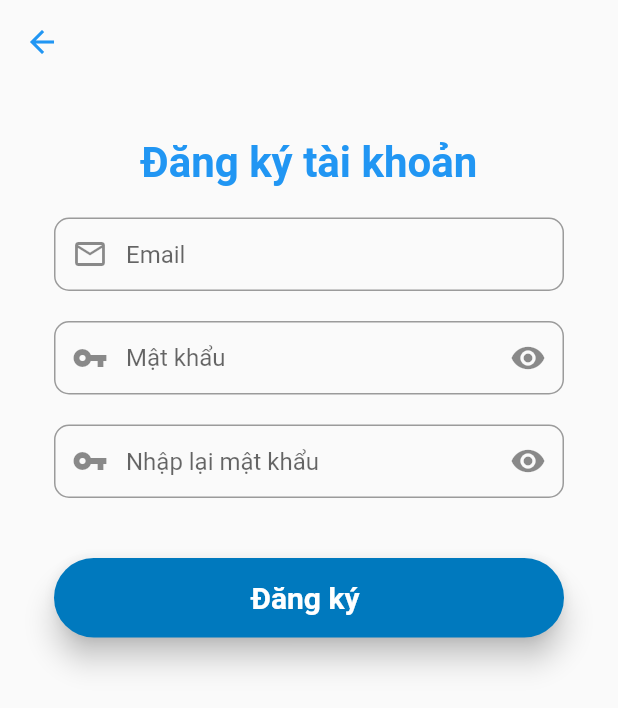
After one commit to rkhang7/trellis_mobile_app, a Flutter app: the SignUpPage screen opened by its route, on a phone screen of 412 x 824 dp. The commit adds this screen. Shown: the top 708 px of the screen. Run offline on Flutter 3.47's test engine with Material 2 defaults, Android fonts, the phone set to English and light mode, and no system bars; our stand-ins replace email_validator, firebase_auth, firebase_core, flutter_easyloading, flutter_secure_storage, flutter_speed_dial and 6 more; accounts and stored records are empty.

Commit message:
Feat: create sign up UI

```diff
--- /dev/null
+++ b/lib/modules/sign_in/binding/sign_in_binding.dart
@@ -0,0 +1,9 @@
+import 'package:get/get.dart';
+import 'package:trellis_mobile_app/modules/sign_in/controller/sign_in_controller.dart';
+
+class SignInBinding extends Bindings {
+  @override
+  void dependencies() {
+    Get.lazyPut(() => SignInController());
+  }
+}
--- /dev/null
+++ b/lib/modules/sign_in/controller/sign_in_controller.dart
@@ -0,0 +1,3 @@
+import 'package:get/get.dart';
+
+class SignInController extends GetxController {}
--- /dev/null
+++ b/lib/modules/sign_in/view/sign_in_page.dart
@@ -0,0 +1,10 @@
+import 'package:flutter/material.dart';
+
+class SignIn extends StatelessWidget {
+  const SignIn({Key? key}) : super(key: key);
+
+  @override
+  Widget build(BuildContext context) {
+    return Container();
+  }
+}
--- /dev/null
+++ b/lib/modules/sign_up/binding/sign_up_binding.dart
@@ -0,0 +1,9 @@
+import 'package:get/get.dart';
+import 'package:trellis_mobile_app/modules/sign_up/controller/sign_up_controller.dart';
+
+class SignUpBinding extends Bindings {
+  @override
+  void dependencies() {
+    Get.lazyPut(() => SignUpController());
+  }
+}
--- /dev/null
+++ b/lib/modules/sign_up/controller/sign_up_controller.dart
@@ -0,0 +1,11 @@
+import 'package:flutter/material.dart';
+import 'package:get/get.dart';
+
+class SignUpController extends GetxController {
+  var formKey = GlobalKey<FormState>();
+  var emailController = TextEditingController();
+  var passwordController = TextEditingController();
+  var confirmPasswordController = TextEditingController();
+  var isObscurePassword = true.obs;
+  var isObscureConfirmPassword = true.obs;
+}
--- /dev/null
+++ b/lib/modules/sign_up/view/sign_up_page.dart
@@ -0,0 +1,184 @@
+import 'package:email_validator/email_validator.dart';
+import 'package:flutter/material.dart';
+import 'package:flutter_vector_icons/flutter_vector_icons.dart';
+import 'package:get/get.dart';
+import 'package:trellis_mobile_app/modules/sign_up/controller/sign_up_controller.dart';
+import 'package:trellis_mobile_app/utils/constants.dart';
+import 'package:trellis_mobile_app/utils/widget/auth_button.dart';
+
+class SignUpPage extends StatelessWidget {
+  SignUpPage({Key? key}) : super(key: key);
+  final signUpUpController = Get.find<SignUpController>();
+  @override
+  Widget build(BuildContext context) {
+    return SafeArea(
+      child: Scaffold(
+        appBar: AppBar(
+          elevation: 0,
+          backgroundColor: Colors.transparent,
+          leading: IconButton(
+            color: Colors.blue,
+            onPressed: () {
+              Get.back();
+            },
+            icon: const Icon(Icons.arrow_back),
+          ),
+        ),
+        body: Form(
+          key: signUpUpController.formKey,
+          child: SingleChildScrollView(
+            child: Container(
+              padding: const EdgeInsets.all(36),
+              width: Get.width,
+              child: Column(
+                crossAxisAlignment: CrossAxisAlignment.center,
+                mainAxisAlignment: MainAxisAlignment.center,
+                children: [
+                  const Text(
+                    signUpAccount,
+                    style: TextStyle(
+                      color: Colors.blue,
+                      fontSize: 28,
+                      fontWeight: FontWeight.bold,
+                    ),
+                  ),
+                  const SizedBox(height: 20),
+                  _buildEmailField(signUpUpController.emailController),
+                  const SizedBox(height: 20),
+                  Obx(
+                    () => _buildPasswordField(
+                        signUpUpController.passwordController),
+                  ),
+                  const SizedBox(height: 20),
+                  Obx(
+                    () => _buildConfirmPasswordField(
+                        signUpUpController.confirmPasswordController),
+                  ),
+                  const SizedBox(height: 40),
+                  AuthButton(
+                      text: signUp,
+                      onClick: () {
+                        _signUp();
+                      })
+                ],
+              ),
+            ),
+          ),
+        ),
+      ),
+    );
+  }
+
+  _buildEmailField(TextEditingController controller) {
+    return TextFormField(
+      autofocus: false,
+      controller: controller,
+      obscureText: false,
+      enableSuggestions: false,
+      autocorrect: false,
+      keyboardType: TextInputType.emailAddress,
+      onSaved: (save) {
+        controller.text = save!;
+      },
+      validator: (value) {
+        if (value!.isEmpty) {
+          return "Vui lòng nhập email";
+        } else if (!(EmailValidator.validate(value))) {
+          return "Email không hợp lệ";
+        }
+        return null;
+      },
+      textInputAction: TextInputAction.done,
+      decoration: InputDecoration(
+          hintText: "Email",
+          prefixIcon: const Icon(Icons.email_outlined),
+          contentPadding: const EdgeInsets.fromLTRB(20, 15, 20, 15),
+          border: OutlineInputBorder(
+            borderRadius: BorderRadius.circular(10),
+          )),
+    );
+  }
+
+  void _signUp() {
+    if (signUpUpController.formKey.currentState!.validate()) {}
+  }
+
+  _buildPasswordField(TextEditingController controller) {
+    return TextFormField(
+      autofocus: false,
+      controller: controller,
+      obscureText: signUpUpController.isObscurePassword.value,
+      enableSuggestions: false,
+      autocorrect: false,
+      keyboardType: TextInputType.emailAddress,
+      onSaved: (save) {
+        controller.text = save!;
+      },
+      validator: (value) {
+        if (value!.isEmpty) {
+          return "Vui lòng nhập mật khẩu";
+        } else if (!(RegExp("^(\\w{6,})\$").hasMatch(value))) {
+          return "Mật khẩu ít nhất có 6 kí tự";
+        }
+        return null;
+      },
+      textInputAction: TextInputAction.done,
+      decoration: InputDecoration(
+          hintText: "Mật khẩu",
+          prefixIcon: const Icon(Icons.vpn_key),
+          suffixIcon: IconButton(
+              onPressed: () {
+                signUpUpController.isObscurePassword.value =
+                    !signUpUpController.isObscurePassword.value;
+              },
+              icon: signUpUpController.isObscurePassword.isTrue
+                  ? const Icon(Icons.visibility)
+                  : const Icon(Icons.visibility_off)),
+          contentPadding: const EdgeInsets.fromLTRB(20, 15, 20, 15),
+          border: OutlineInputBorder(
+            borderRadius: BorderRadius.circular(10),
+          )),
+    );
+  }
+
+  _buildConfirmPasswordField(TextEditingController controller) {
+    return TextFormField(
+      autofocus: false,
+      controller: controller,
+      obscureText: signUpUpController.isObscureConfirmPassword.value,
+      enableSuggestions: false,
+      autocorrect: false,
+      keyboardType: TextInputType.emailAddress,
+      onSaved: (save) {
+        controller.text = save!;
+      },
+      validator: (value) {
+        if (value!.isEmpty) {
+          return "Vui lòng nhập mật khẩu";
+        } else if (!(RegExp("^(\\w{6,})\$").hasMatch(value))) {
+          return "Mật khẩu ít nhất có 6 kí tự";
+        } else if (!(signUpUpController.passwordController.text ==
+            signUpUpController.confirmPasswordController.text)) {
+          return "Mật khẩu không khớp";
+        }
+        return null;
+      },
+      textInputAction: TextInputAction.done,
+      decoration: InputDecoration(
+          hintText: "Nhập lại mật khẩu",
+          prefixIcon: const Icon(Icons.vpn_key),
+          suffixIcon: IconButton(
+              onPressed: () {
+                signUpUpController.isObscureConfirmPassword.value =
+                    !signUpUpController.isObscureConfirmPassword.value;
+              },
+              icon: signUpUpController.isObscureConfirmPassword.isTrue
+                  ? const Icon(Icons.visibility)
+                  : const Icon(Icons.visibility_off)),
+          contentPadding: const EdgeInsets.fromLTRB(20, 15, 20, 15),
+          border: OutlineInputBorder(
+            borderRadius: BorderRadius.circular(10),
+          )),
+    );
+  }
+}
--- a/lib/modules/walk_through/view/walk_through_page.dart
+++ b/lib/modules/walk_through/view/walk_through_page.dart
@@ -156,7 +156,9 @@ class WalkThroughPage extends StatelessWidget {
           buildItemAuth(
               label: signUpEmailLabel,
               iconPath: "assets/icons/email.png",
-              onClick: () {}),
+              onClick: () {
+                Get.toNamed(AppRoutes.SIGN_UP);
+              }),
           buildItemAuth(
               label: signUpGoogleLabel,
               iconPath: "assets/icons/google.png",
--- a/lib/routes/app_pages.dart
+++ b/lib/routes/app_pages.dart
@@ -7,6 +7,9 @@ import 'package:trellis_mobile_app/modules/detail_table/binding/detail_table_bin
 import 'package:trellis_mobile_app/modules/detail_table/view/detail_table_page.dart';
 import 'package:trellis_mobile_app/modules/notification/binding/notification_binding.dart';
 import 'package:trellis_mobile_app/modules/notification/view/notification_page.dart';
+import 'package:trellis_mobile_app/modules/sign_in/binding/sign_in_binding.dart';
+import 'package:trellis_mobile_app/modules/sign_up/binding/sign_up_binding.dart';
+import 'package:trellis_mobile_app/modules/sign_up/view/sign_up_page.dart';
 import 'package:trellis_mobile_app/modules/walk_through/binding/walk_through_binding.dart';
 import 'package:trellis_mobile_app/modules/walk_through/view/walk_through_page.dart';
 import 'package:trellis_mobile_app/routes/app_routes.dart';
@@ -38,5 +41,15 @@ class AppPages {
       page: () => DetailTablePage(),
       binding: DetailTableBinding(),
     ),
+    GetPage(
+      name: AppRoutes.SIGN_IN,
+      page: () => SignUpPage(),
+      binding: SignInBinding(),
+    ),
+    GetPage(
+      name: AppRoutes.SIGN_UP,
+      page: () => SignUpPage(),
+      binding: SignUpBinding(),
+    ),
   ];
 }
--- a/lib/routes/app_routes.dart
+++ b/lib/routes/app_routes.dart
@@ -4,4 +4,6 @@ class AppRoutes {
   static const String NOTIFICATION = "/notification";
   static const String CREATE_TABLE = "/create_table";
   static const String DETAIL_TABLE = "/detail_table";
+  static const String SIGN_IN = "/sign_in";
+  static const String SIGN_UP = "/sign_up";
 }
--- a/lib/utils/constants.dart
+++ b/lib/utils/constants.dart
@@ -36,3 +36,6 @@ const emailId = "Email";
 const cancel = "Cancel";
 const name = "Name";
 const password = "Password";
+
+// SignUpScreen
+const signUpAccount = "Đăng ký tài khoản";
--- /dev/null
+++ b/lib/utils/widget/auth_button.dart
@@ -0,0 +1,34 @@
+import 'package:flutter/material.dart';
+import 'package:trellis_mobile_app/utils/colors.dart';
+
+class AuthButton extends StatelessWidget {
+  String text;
+  Function() onClick;
+  AuthButton({
+    Key? key,
+    required this.text,
+    required this.onClick,
+  }) : super(key: key);
+
+  @override
+  Widget build(BuildContext context) {
+    return Material(
+      borderRadius: BorderRadius.circular(30),
+      elevation: 8,
+      color: backgroundColor,
+      child: MaterialButton(
+        minWidth: MediaQuery.of(context).size.width,
+        padding: const EdgeInsets.fromLTRB(20, 15, 20, 15),
+        onPressed: onClick,
+        child: Text(
+          text,
+          style: const TextStyle(
+            color: Colors.white,
+            fontWeight: FontWeight.bold,
+            fontSize: 20,
+          ),
+        ),
+      ),
+    );
+  }
+}
--- a/pubspec.yaml
+++ b/pubspec.yaml
@@ -46,6 +46,7 @@ dependencies:
   flutter_easyloading: ^3.0.3
   animations: ^2.0.2
   flutter_vector_icons: ^1.0.0
+  email_validator: ^2.0.1
 
 dev_dependencies:
   flutter_test:
```
Also changed, not shown: pubspec.lock.
